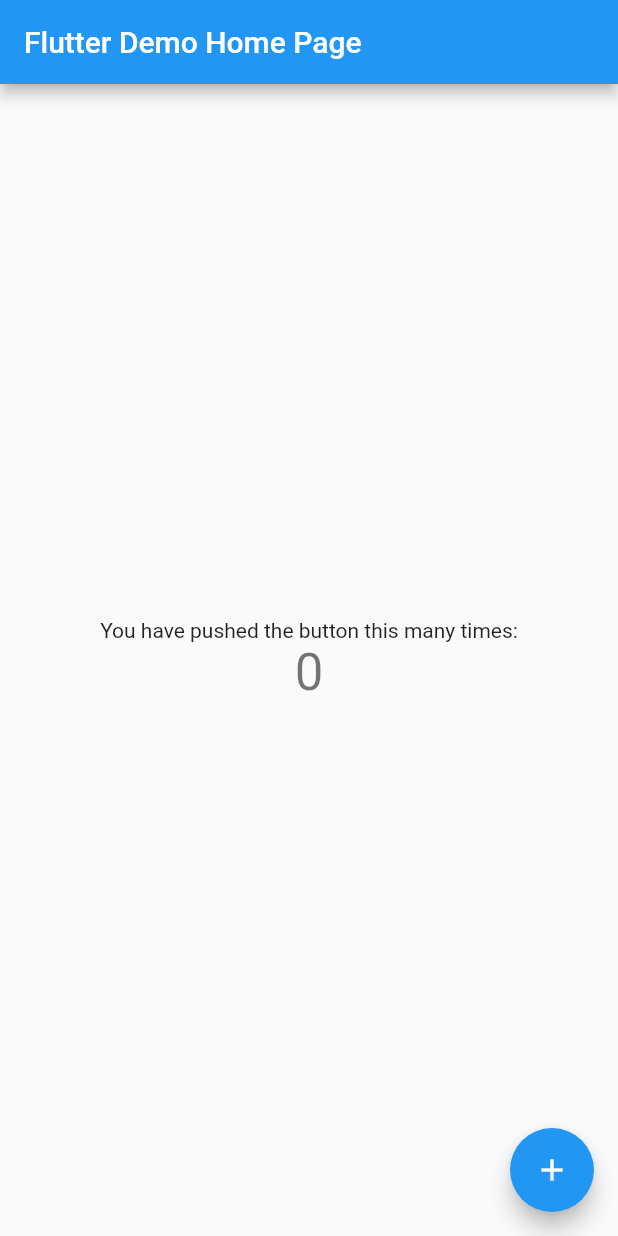
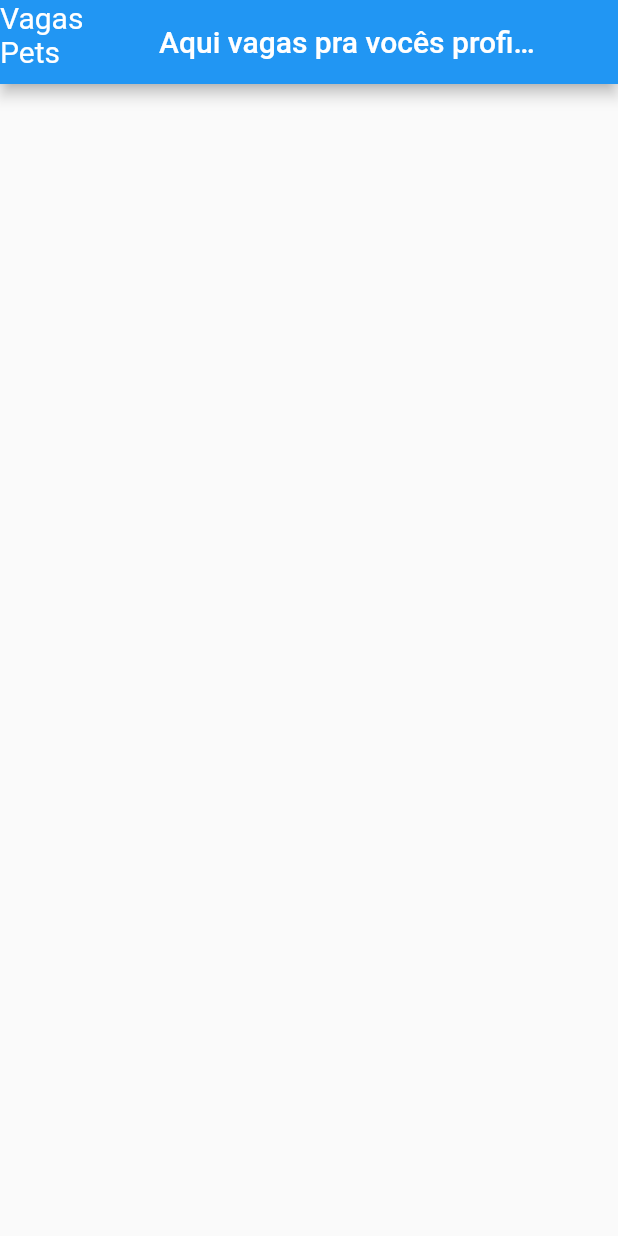
Before and after one commit to jamesonSouza/web-pet-vaga, a Flutter app: the screen it shows after launch, on a phone screen of 412 x 824 dp. Run offline on Flutter 3.47's test engine with Material 2 defaults, Android fonts, the light colour scheme and no system bars.

Commit message:
Estruturacao de pastas inicial

```diff
--- /dev/null
+++ b/lib/imports.dart
@@ -0,0 +1 @@
+import 'package:webpt/src/home/layouts/mainLayout.dart';
--- a/lib/main.dart
+++ b/lib/main.dart
@@ -1,4 +1,7 @@
 import 'package:flutter/material.dart';
+import 'src/home/layouts/mainLayout.dart';
+
+
 
 void main() => runApp(MyApp());
 
@@ -7,105 +10,12 @@
   @override
   Widget build(BuildContext context) {
     return MaterialApp(
-      title: 'Flutter Demo',
+      title: 'Vagas Pets',
       theme: ThemeData(
-        // This is the theme of your application.
-        //
-        // Try running your application with "flutter run". You'll see the
-        // application has a blue toolbar. Then, without quitting the app, try
-        // changing the primarySwatch below to Colors.green and then invoke
-        // "hot reload" (press "r" in the console where you ran "flutter run",
-        // or simply save your changes to "hot reload" in a Flutter IDE).
-        // Notice that the counter didn't reset back to zero; the application
-        // is not restarted.
+
         primarySwatch: Colors.blue,
       ),
-      home: MyHomePage(title: 'Flutter Demo Home Page'),
+      home: HomePage(),
     );
   }
 }
-
-class MyHomePage extends StatefulWidget {
-  MyHomePage({Key key, this.title}) : super(key: key);
-
-  // This widget is the home page of your application. It is stateful, meaning
-  // that it has a State object (defined below) that contains fields that affect
-  // how it looks.
-
-  // This class is the configuration for the state. It holds the values (in this
-  // case the title) provided by the parent (in this case the App widget) and
-  // used by the build method of the State. Fields in a Widget subclass are
-  // always marked "final".
-
-  final String title;
-
-  @override
-  _MyHomePageState createState() => _MyHomePageState();
-}
-
-class _MyHomePageState extends State<MyHomePage> {
-  int _counter = 0;
-
-  void _incrementCounter() {
-    setState(() {
-      // This call to setState tells the Flutter framework that something has
-      // changed in this State, which causes it to rerun the build method below
-      // so that the display can reflect the updated values. If we changed
-      // _counter without calling setState(), then the build method would not be
-      // called again, and so nothing would appear to happen.
-      _counter++;
-    });
-  }
-
-  @override
-  Widget build(BuildContext context) {
-    // This method is rerun every time setState is called, for instance as done
-    // by the _incrementCounter method above.
-    //
-    // The Flutter framework has been optimized to make rerunning build methods
-    // fast, so that you can just rebuild anything that needs updating rather
-    // than having to individually change instances of widgets.
-    return Scaffold(
-      appBar: AppBar(
-        // Here we take the value from the MyHomePage object that was created by
-        // the App.build method, and use it to set our appbar title.
-        title: Text(widget.title),
-      ),
-      body: Center(
-        // Center is a layout widget. It takes a single child and positions it
-        // in the middle of the parent.
-        child: Column(
-          // Column is also a layout widget. It takes a list of children and
-          // arranges them vertically. By default, it sizes itself to fit its
-          // children horizontally, and tries to be as tall as its parent.
-          //
-          // Invoke "debug painting" (press "p" in the console, choose the
-          // "Toggle Debug Paint" action from the Flutter Inspector in Android
-          // Studio, or the "Toggle Debug Paint" command in Visual Studio Code)
-          // to see the wireframe for each widget.
-          //
-          // Column has various properties to control how it sizes itself and
-          // how it positions its children. Here we use mainAxisAlignment to
-          // center the children vertically; the main axis here is the vertical
-          // axis because Columns are vertical (the cross axis would be
-          // horizontal).
-          mainAxisAlignment: MainAxisAlignment.center,
-          children: <Widget>[
-            Text(
-              'You have pushed the button this many times:',
-            ),
-            Text(
-              '$_counter',
-              style: Theme.of(context).textTheme.display1,
-            ),
-          ],
-        ),
-      ),
-      floatingActionButton: FloatingActionButton(
-        onPressed: _incrementCounter,
-        tooltip: 'Increment',
-        child: Icon(Icons.add),
-      ), // This trailing comma makes auto-formatting nicer for build methods.
-    );
-  }
-}
--- /dev/null
+++ b/lib/src/home/layouts/mainLayout.dart
@@ -0,0 +1,21 @@
+import 'package:flutter/material.dart';
+
+class HomePage extends StatefulWidget {
+  @override
+  _HomePageState createState() => _HomePageState();
+}
+
+class _HomePageState extends State<HomePage> {
+  @override
+  Widget build(BuildContext context) {
+    return Scaffold(
+      appBar: AppBar(
+        title: Text('Aqui vagas pra vocês profissionais',),
+        centerTitle: true,
+        titleSpacing: 50.0,
+        leading: Text('Vagas Pets',style: TextStyle(fontSize: 20),),
+      ),
+
+    );
+  }
+}
```
